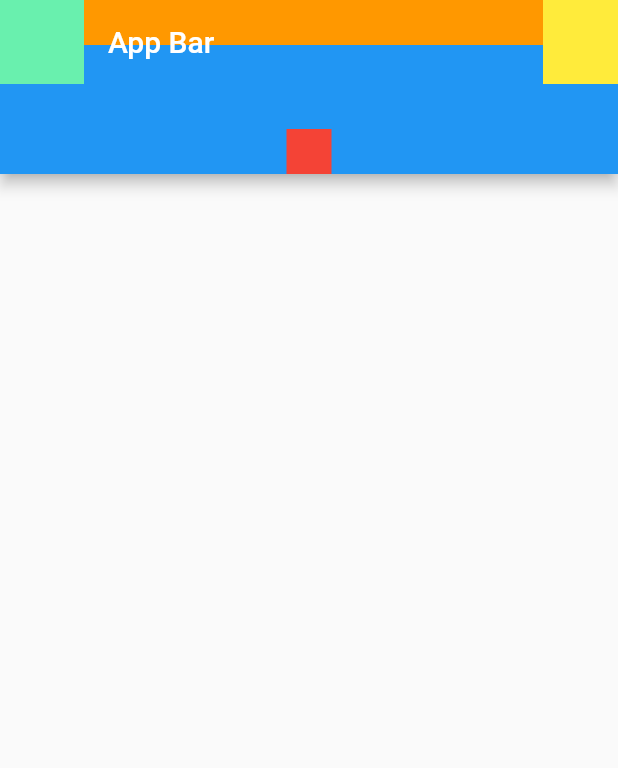
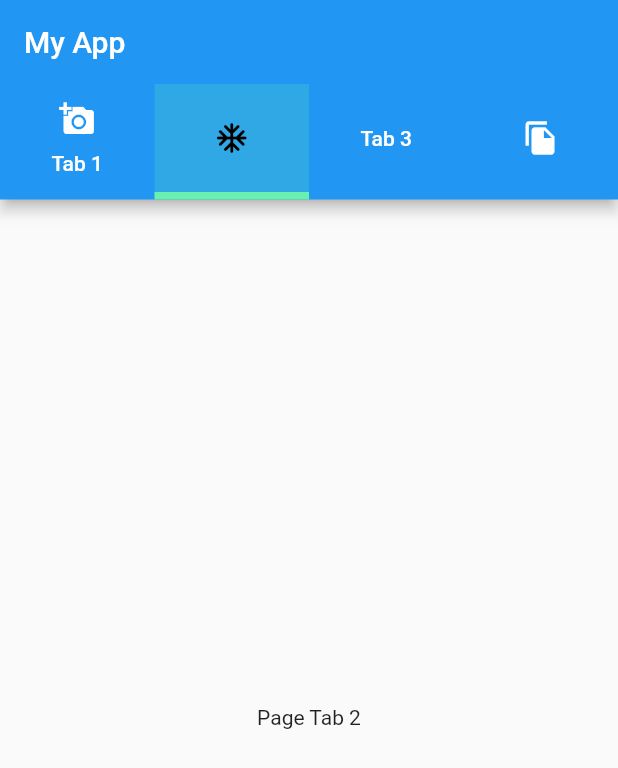
Before and after one commit to rizkitirta/flutter_fundamental, a Flutter app: the screen it shows after launch, on a phone screen of 412 x 824 dp. Shown: the top 768 px of the screen. Run offline on Flutter 3.47's test engine with Material 2 defaults, Android fonts, the phone set to English and light mode, and no system bars.

Commit message:
Tab Bar Widget

```diff
--- a/lib/main.dart
+++ b/lib/main.dart
@@ -1,40 +1,66 @@
 import 'package:flutter/cupertino.dart';
 import 'package:flutter/material.dart';
-import 'package:intl/intl.dart';
 
 void main(List<String> args) {
   runApp(MyApp());
 }
 
 class MyApp extends StatelessWidget {
+  List<Tab> myTabs = [
+    Tab(
+      text: "Tab 1",
+      icon: Icon(Icons.add_a_photo),
+    ),
+    Tab(
+      icon: Icon(Icons.ac_unit_rounded),
+    ),
+    Tab(
+      text: "Tab 3",
+    ),
+    Tab(
+      icon: Icon(Icons.file_copy),
+    ),
+  ];
+
   @override
   Widget build(BuildContext context) {
     return MaterialApp(
       debugShowCheckedModeBanner: false,
-      home: Scaffold(
-        appBar: AppBar(
-          leading: Container(
-            color: Colors.greenAccent,
-          ),
-          title: Text("App Bar"),
-          centerTitle: false,
-          actions: [
-            Container(
-              width: 50,
-              color: Colors.yellow,
-            ),
-          ],
-          bottom: PreferredSize(
-            preferredSize: Size.fromHeight(60),
-            child: Container(
-              width: 30,
-              height: 30,
-              color: Colors.red,
+      home: DefaultTabController(
+        initialIndex: 1,
+        length: myTabs.length,
+        child: Scaffold(
+          appBar: AppBar(
+            title: Text("My App"),
+            bottom: TabBar(
+              labelColor: Colors.black,
+              unselectedLabelColor: Colors.white,
+              indicatorColor: Colors.purple,
+              indicatorWeight: 5,
+              //custom indicator
+              indicator: BoxDecoration(
+                  color: Colors.greenAccent.withOpacity(0.2),
+                  //borderRadius: BorderRadius.circular(50),
+                  border: Border(
+                      bottom: BorderSide(color: Colors.greenAccent, width: 5))),
+              tabs: myTabs,
             ),
           ),
-          flexibleSpace: Container(
-            height: 30,
-            color: Colors.orange,
+          body: TabBarView(
+            children: [
+              Center(
+                child: Text("Page Tab 1"),
+              ),
+              Center(
+                child: Text("Page Tab 2"),
+              ),
+              Center(
+                child: Text("Page Tab 3"),
+              ),
+              Center(
+                child: Text("Page Tab 4"),
+              ),
+            ],
           ),
         ),
       ),
```
